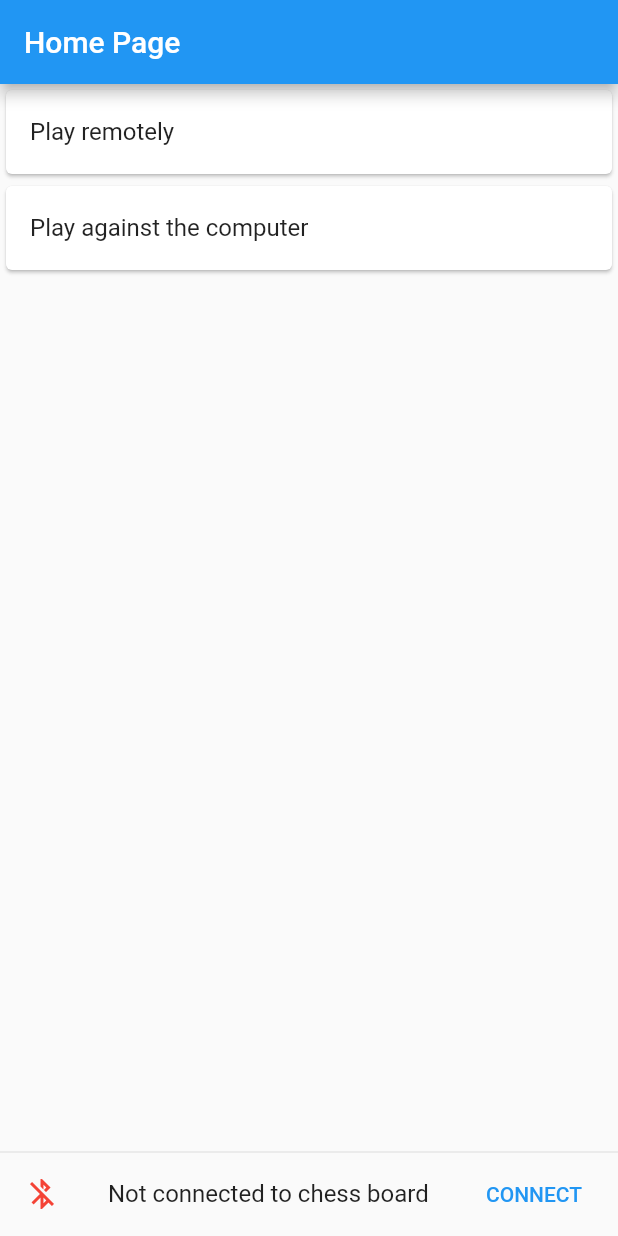
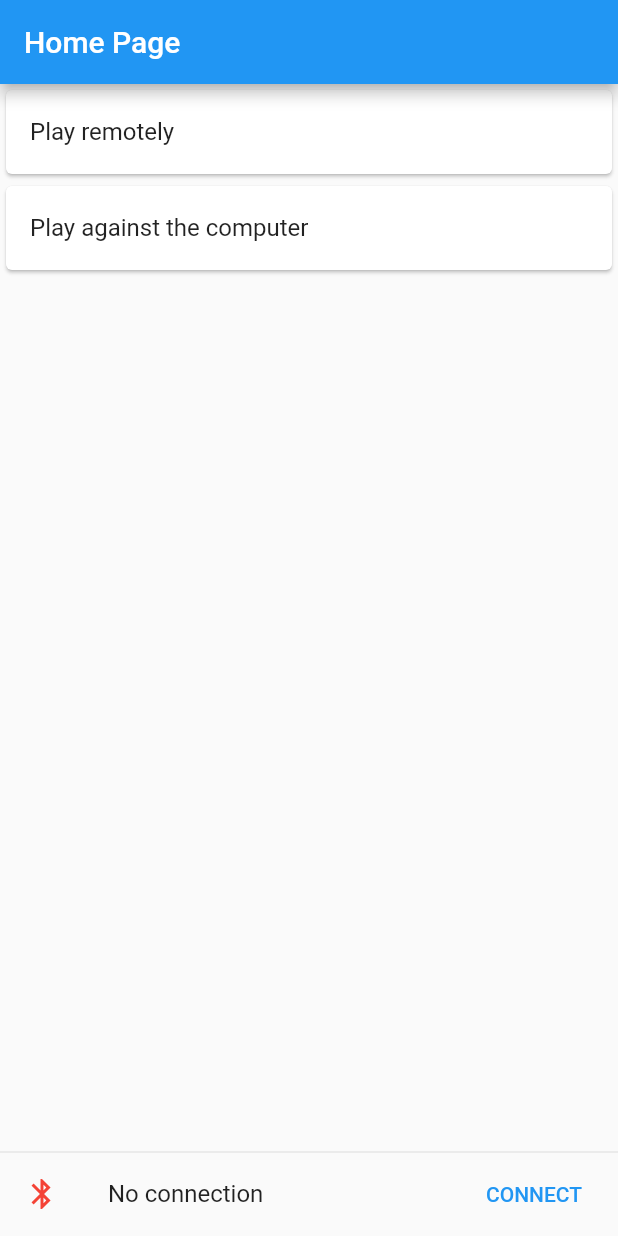
Before and after one commit to BurningKarl/RoboChess, a Flutter app: the screen it shows after launch, on a phone screen of 412 x 824 dp. Run offline on Flutter 3.47's test engine with Material 2 defaults, Android fonts, the phone set to English and light mode, and no system bars; our stand-ins replace flutter_bluetooth_serial.

Commit message:
use ScopedModel for bluetooth connection

```diff
--- /dev/null
+++ b/software/wizard_chess/lib/bluetooth_connection_model.dart
@@ -0,0 +1,64 @@
+import 'package:flutter_bluetooth_serial/flutter_bluetooth_serial.dart';
+import 'package:scoped_model/scoped_model.dart';
+
+enum BluetoothConnectionState {
+  bluetoothOff,
+  disconnected,
+  connecting,
+  connected,
+}
+
+class BluetoothConnectionModel extends Model {
+  final String chessboardAddress = 'E0:D4:64:32:A1:76';
+  BluetoothState bluetoothState = BluetoothState.UNKNOWN;
+  bool connecting = false;
+  // BluetoothConnection? connection;
+  bool? connection; // TODO: Replace by real connection object
+
+  BluetoothConnectionModel() {
+    FlutterBluetoothSerial.instance.state.then((state) {
+      bluetoothState = state;
+      notifyListeners();
+    });
+
+    FlutterBluetoothSerial.instance.onStateChanged().listen((state) {
+      bluetoothState = state;
+      notifyListeners();
+    });
+  }
+
+  dispose() {
+    // connection?.dispose();
+  }
+
+  BluetoothConnectionState connectionState() {
+    if (bluetoothState != BluetoothState.STATE_ON) {
+      return BluetoothConnectionState.bluetoothOff;
+    } else if (connection != null) {
+      return BluetoothConnectionState.connected;
+    } else if (connecting) {
+      return BluetoothConnectionState.connecting;
+    } else {
+      return BluetoothConnectionState.disconnected;
+    }
+  }
+
+  void tryToConnect() {
+    connecting = true;
+    notifyListeners();
+    // BluetoothConnection.toAddress(chessboardAddress).then((newConnection) {
+    Future<bool>.delayed(const Duration(seconds: 2), () => true)
+        .then((newConnection) {
+      print(newConnection);
+      connection = newConnection;
+      connecting = false;
+      notifyListeners();
+    });
+  }
+
+  void disconnect() {
+    // connection?.finish();
+    connection = null;
+    notifyListeners();
+  }
+}
--- /dev/null
+++ b/software/wizard_chess/lib/bluetooth_connection_widget.dart
@@ -0,0 +1,70 @@
+import 'package:flutter/material.dart';
+import 'package:scoped_model/scoped_model.dart';
+import 'package:flutter_bluetooth_serial/flutter_bluetooth_serial.dart';
+import 'package:wizard_chess/bluetooth_connection_model.dart';
+
+class BluetoothConnectionWidget extends StatelessWidget {
+  const BluetoothConnectionWidget({super.key});
+
+  @override
+  Widget build(BuildContext context) {
+    return ScopedModelDescendant<BluetoothConnectionModel>(
+        builder: (context, child, model) {
+      ListTile tile;
+      switch (model.connectionState()) {
+        case BluetoothConnectionState.bluetoothOff:
+          tile = ListTile(
+            title: const Text("Bluetooth off"),
+            leading: const Icon(Icons.bluetooth_disabled, color: Colors.red),
+            trailing: TextButton(
+              onPressed: () async {
+                await FlutterBluetoothSerial.instance.requestEnable();
+              },
+              child: const Text('TURN ON'),
+            ),
+          );
+          break;
+        case BluetoothConnectionState.disconnected:
+          tile = ListTile(
+            title: const Text("No connection"),
+            leading: const Icon(Icons.bluetooth, color: Colors.red),
+            trailing: TextButton(
+              onPressed: () {
+                model.tryToConnect();
+              },
+              child: const Text('CONNECT'),
+            ),
+          );
+          break;
+        case BluetoothConnectionState.connecting:
+          tile = const ListTile(
+            title: Text('Connecting...'),
+            leading: Icon(Icons.bluetooth, color: Colors.red),
+            trailing: CircularProgressIndicator(),
+          );
+          break;
+        case BluetoothConnectionState.connected:
+          tile = ListTile(
+            title: const Text("Connected"),
+            leading: const Icon(Icons.bluetooth_connected, color: Colors.green),
+            trailing: TextButton(
+              onPressed: () {
+                model.disconnect();
+              },
+              child: const Text('DISCONNECT'),
+            ),
+          );
+          break;
+      }
+
+      return Column(
+        children: [
+          const Divider(
+            height: 0,
+          ),
+          tile,
+        ],
+      );
+    });
+  }
+}
--- /dev/null
+++ b/software/wizard_chess/lib/home_screen.dart
@@ -0,0 +1,52 @@
+import 'package:flutter/material.dart';
+import 'package:scoped_model/scoped_model.dart';
+import 'package:wizard_chess/bluetooth_connection_model.dart';
+import 'package:wizard_chess/bluetooth_connection_widget.dart';
+
+class HomeScreen extends StatefulWidget {
+  const HomeScreen({super.key});
+
+  @override
+  State<HomeScreen> createState() => _HomeScreenState();
+}
+
+class _HomeScreenState extends State<HomeScreen> {
+  @override
+  void dispose() {
+    var model = ScopedModel.of<BluetoothConnectionModel>(context);
+    model.dispose();
+
+    super.dispose();
+  }
+
+  @override
+  Widget build(BuildContext context) {
+    return Scaffold(
+      appBar: AppBar(
+        title: const Text('Home Page'),
+      ),
+      body: Column(
+        children: [
+          Expanded(
+              child: ListView(
+            children: [
+              Card(
+                child: ListTile(
+                  title: const Text('Play remotely'),
+                  onTap: () {},
+                ),
+              ),
+              Card(
+                child: ListTile(
+                  title: const Text('Play against the computer'),
+                  onTap: () {},
+                ),
+              )
+            ],
+          )),
+          const BluetoothConnectionWidget(),
+        ],
+      ),
+    );
+  }
+}
--- a/software/wizard_chess/lib/main.dart
+++ b/software/wizard_chess/lib/main.dart
@@ -1,4 +1,9 @@
 import 'package:flutter/material.dart';
+import 'package:scoped_model/scoped_model.dart';
+
+import 'package:wizard_chess/routes.dart';
+import 'package:wizard_chess/bluetooth_connection_model.dart';
+import 'package:wizard_chess/home_screen.dart';
 
 void main() {
   runApp(const WizardChessApp());
@@ -9,89 +14,23 @@ class WizardChessApp extends StatelessWidget {
 
   @override
   Widget build(BuildContext context) {
-    return MaterialApp(
+    var app = MaterialApp(
       title: 'Wizard Chess',
       theme: ThemeData(
         primarySwatch: Colors.blue,
       ),
-      home: const MyHomePage(title: 'Home Page'),
+      routes: {
+        WizardChessRoutes.home: (context) => const HomeScreen(),
+        // TODO: Add these screens
+        // WizardChessRoutes.game: (context) => null,
+        // WizardChessRoutes.history: (context) => null,
+      },
+    );
+
+    // Use ScopedModel to provide the bluetooth connection to every screen
+    return ScopedModel(
+      model: BluetoothConnectionModel(),
+      child: app,
     );
   }
 }
-
-class MyHomePage extends StatefulWidget {
-  const MyHomePage({super.key, required this.title});
-
-  final String title;
-
-  @override
-  State<MyHomePage> createState() => _MyHomePageState();
-}
-
-class _MyHomePageState extends State<MyHomePage> {
-  bool connected = false;
-
-  void tryToConnect() {
-    setState(() {
-      connected = true;
-    });
-  }
-
-  void disconnect() {
-    setState(() {
-      connected = false;
-    });
-  }
-
-  @override
-  Widget build(BuildContext context) {
-    return Scaffold(
-      appBar: AppBar(
-        title: Text(widget.title),
-      ),
-      body: Column(
-        children: [
-          Expanded(
-              child: ListView(
-            children: [
-              const Card(
-                child: ListTile(
-                  title: Text('Play remotely'),
-                ),
-              ),
-              Card(
-                child: ListTile(
-                  title: const Text('Play against the computer'),
-                  onTap: () {},
-                ),
-              )
-            ],
-          )),
-          const Divider(
-            height: 0,
-          ),
-          ListTile(
-            title: connected
-                ? const Text('Connected to chess board')
-                : const Text('Not connected to chess board'),
-            leading: Icon(
-              connected ? Icons.bluetooth_connected : Icons.bluetooth_disabled,
-              color: connected ? Colors.green : Colors.red,
-            ),
-            trailing: TextButton(
-              child:
-                  connected ? const Text('DISCONNECT') : const Text('CONNECT'),
-              onPressed: () {
-                if (connected) {
-                  disconnect();
-                } else {
-                  tryToConnect();
-                }
-              },
-            ),
-          ),
-        ],
-      ),
-    );
-  }
-}
--- /dev/null
+++ b/software/wizard_chess/lib/routes.dart
@@ -0,0 +1,5 @@
+class WizardChessRoutes {
+  static const String home = '/';
+  static const String game = '/game';
+  static const String history = '/history';
+}
--- a/software/wizard_chess/pubspec.yaml
+++ b/software/wizard_chess/pubspec.yaml
@@ -38,6 +38,7 @@ dependencies:
   cupertino_icons: ^1.0.2
   flutter_chess_board: ^1.0.1
   flutter_bluetooth_serial: ^0.4.0
+  scoped_model: ^2.0.0
 
 dev_dependencies:
   flutter_test:
```
Also changed, not shown: software/wizard_chess/pubspec.lock.
